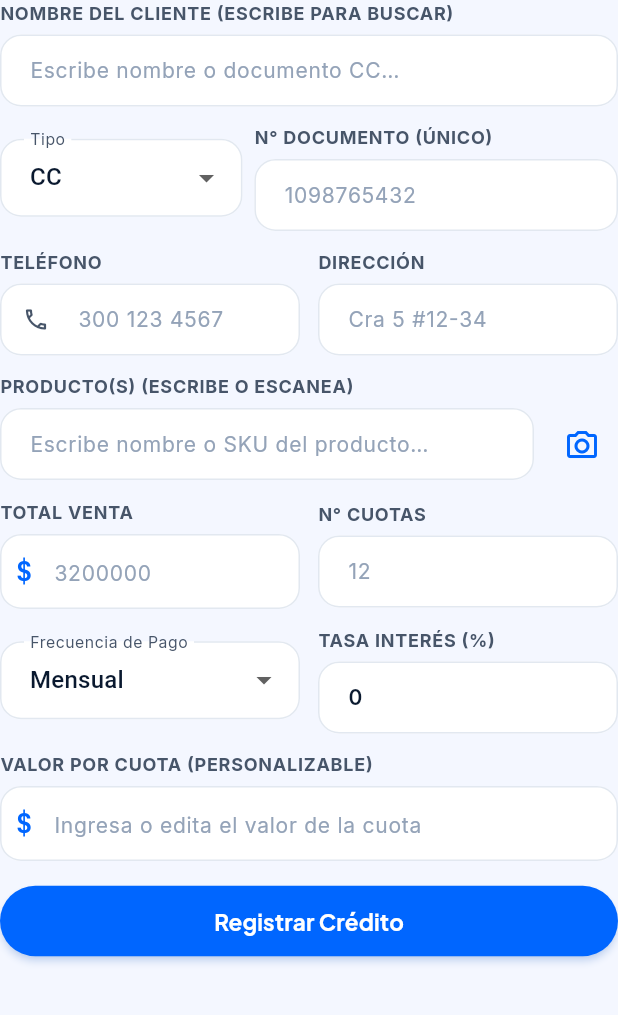
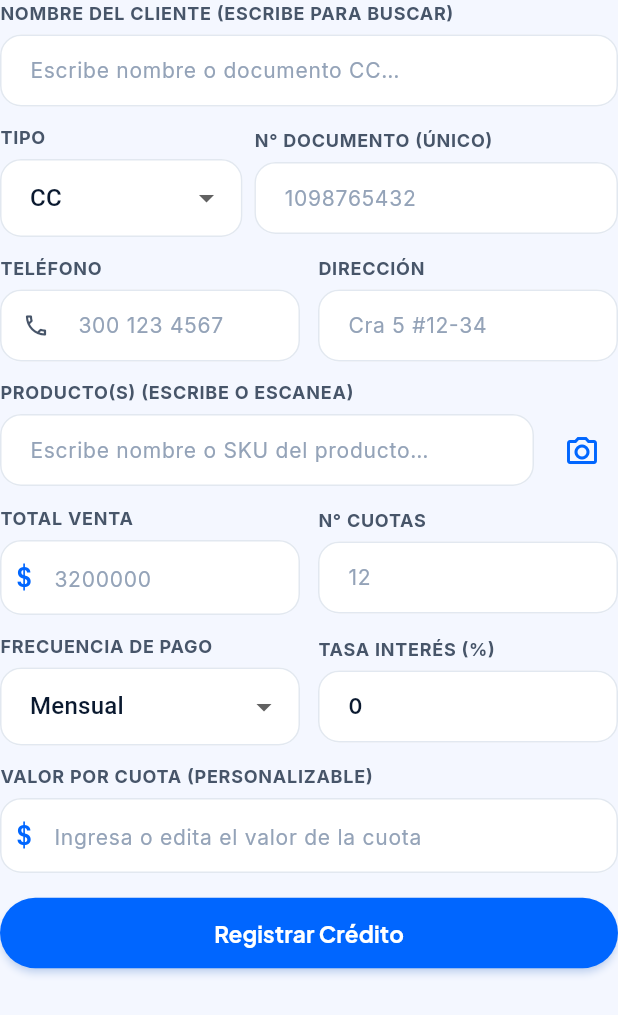
Before and after one commit to EdgarMontesMarquez/Inventario-y-ventas-Alfagamastore, a Flutter app: the _NewCreditSheet widget shown alone on an empty page, opened directly with empty values, on a phone screen of 412 x 824 dp. Shown: the top 1015 px of the screen. Run offline on Flutter 3.47's test engine with Material 3 defaults, Android fonts, the phone set to English and light mode, and no system bars; our stand-ins replace audioplayers, barcode_widget, flutter_riverpod, go_router, google_fonts, image_picker and 5 more; missing offline and left inert: mobile_scanner; accounts and stored records are empty.

```diff
--- a/lib/features/credits/presentation/credits_screen.dart
+++ b/lib/features/credits/presentation/credits_screen.dart
@@ -449,10 +449,22 @@ class _NewCreditSheetState extends ConsumerState<_NewCreditSheet> {
               children: [
                 Expanded(
                   flex: 2,
-                  child: DropdownButtonFormField<String>(
+                  child: Column(
+                    crossAxisAlignment: CrossAxisAlignment.start,
+                    children: [
+                      Text(
+                        'TIPO',
+                        style: FontTokens.bodySmall.copyWith(
+                          color: ColorTokens.lightTextSecondary,
+                          fontWeight: FontWeight.bold,
+                          letterSpacing: 0.5,
+                        ),
+                      ),
+                      const SizedBox(height: 6),
+                      DropdownButtonFormField<String>(
                         initialValue: _docType,
                         isExpanded: true,
-                    decoration: const InputDecoration(labelText: 'Tipo'),
+                        decoration: const InputDecoration(),
                         items: const [
                           DropdownMenuItem(value: 'CC', child: Text('CC')),
                           DropdownMenuItem(value: 'NIT', child: Text('NIT')),
@@ -462,6 +474,8 @@ class _NewCreditSheetState extends ConsumerState<_NewCreditSheet> {
                         onChanged: (val) {
                           if (val != null) setState(() => _docType = val);
                         },
+                      ),
+                    ],
                   ),
                 ),
                 const SizedBox(width: 8),
@@ -611,10 +625,22 @@ class _NewCreditSheetState extends ConsumerState<_NewCreditSheet> {
             Row(
               children: [
                 Expanded(
-                  child: DropdownButtonFormField<String>(
+                  child: Column(
+                    crossAxisAlignment: CrossAxisAlignment.start,
+                    children: [
+                      Text(
+                        'FRECUENCIA DE PAGO',
+                        style: FontTokens.bodySmall.copyWith(
+                          color: ColorTokens.lightTextSecondary,
+                          fontWeight: FontWeight.bold,
+                          letterSpacing: 0.5,
+                        ),
+                      ),
+                      const SizedBox(height: 6),
+                      DropdownButtonFormField<String>(
                         initialValue: _frequency,
                         isExpanded: true,
-                    decoration: const InputDecoration(labelText: 'Frecuencia de Pago'),
+                        decoration: const InputDecoration(),
                         items: const [
                           DropdownMenuItem(value: 'semanal', child: Text('Semanal')),
                           DropdownMenuItem(value: 'quincenal', child: Text('Quincenal')),
@@ -624,6 +650,8 @@ class _NewCreditSheetState extends ConsumerState<_NewCreditSheet> {
                         onChanged: (val) {
                           if (val != null) setState(() => _frequency = val);
                         },
+                      ),
+                    ],
                   ),
                 ),
                 const SizedBox(width: 12),
```
Also changed, not shown: lib/features/customers/presentation/customers_screen.dart (+16 -2 lines), lib/features/inventory/presentation/inventory_screen.dart (+12 -1 lines). Lines whose indentation alone changed are shown as unchanged.
